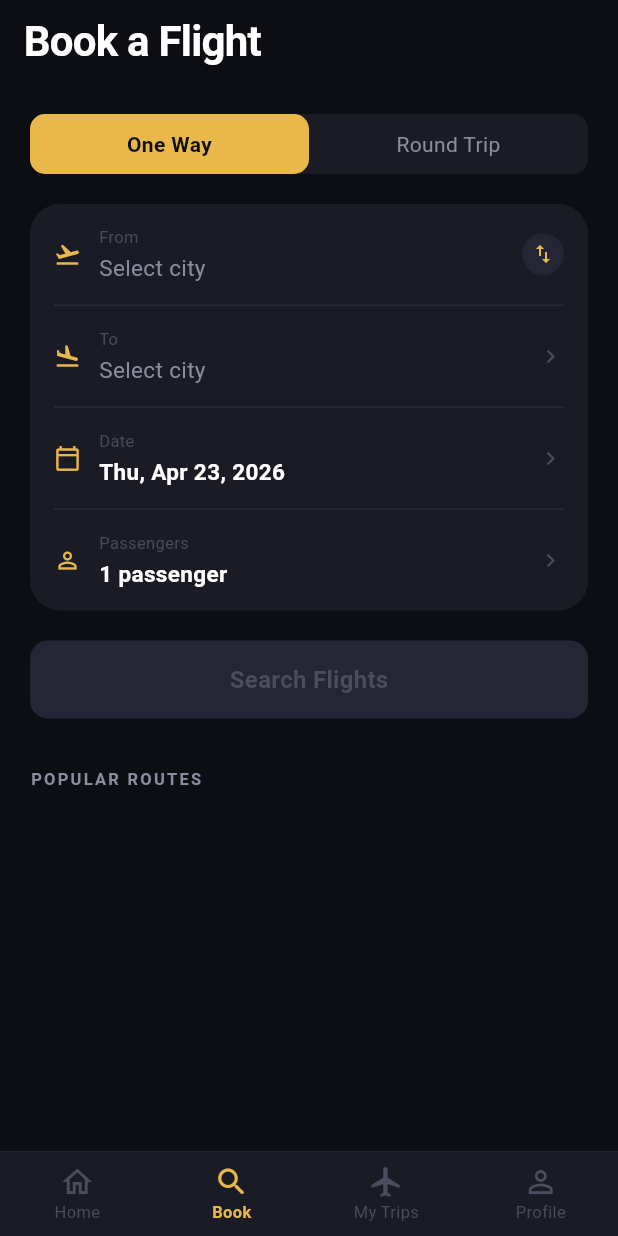
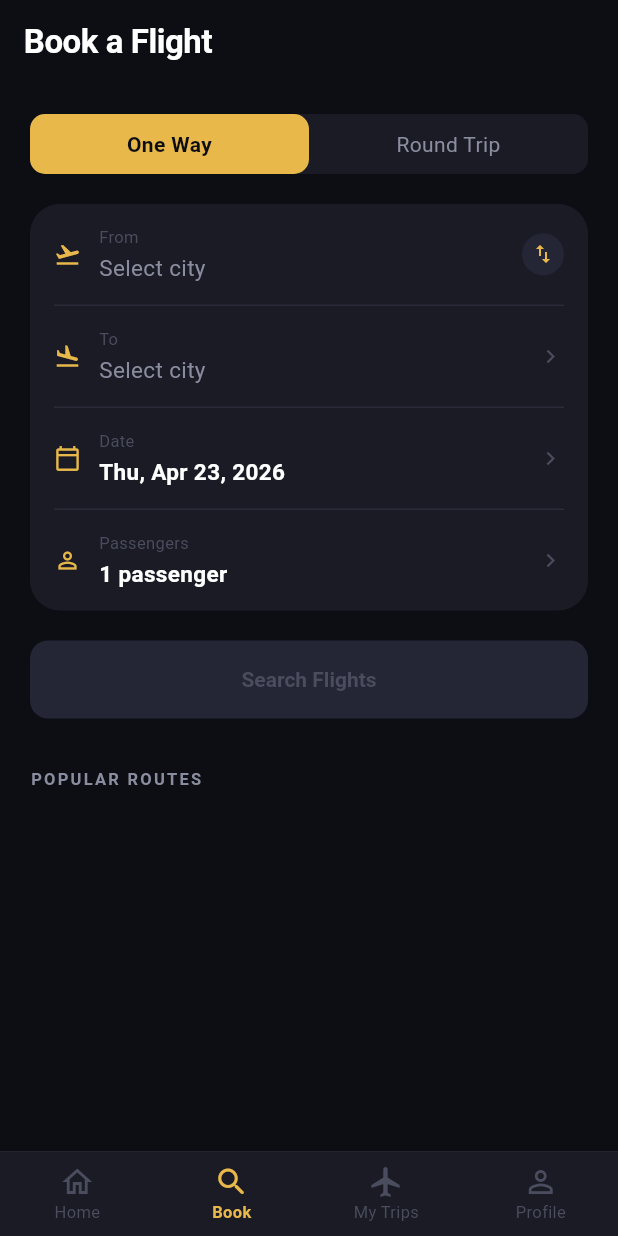
Before and after one commit to jz709u/jsx-test-copy, a Flutter app: the screen it shows after launch, item 2 of the bottom bar chosen, on a phone screen of 412 x 824 dp. Run offline on Flutter 3.47's test engine with Material 3 defaults, Android fonts, the phone set to English and light mode, and no system bars; our stand-ins replace flutter_animate, flutter_riverpod, sensors_plus, supabase_flutter; missing offline and left inert: home_widget; accounts and stored records are empty.

Commit message:
Add AppSpacing, AppRadius, AppTextStyles token classes
Extend app_theme.dart with three const token classes:
- AppSpacing: xs–x4l scale plus semantic aliases (cardPadding, screenPadding, etc.)
- AppRadius: xs–xl scale plus semantic aliases (card, sheet, badge, chip, etc.)
- AppTextStyles: 14 named styles (display → label) plus mono for IDs/codes

AppTheme.dark now references tokens instead of hardcoded values and
wires all 14 styles into TextTheme for Theme.of(context).textTheme access.

Co-Authored-By: Claude Sonnet 4.6 <noreply@anthropic.com>

```diff
--- a/lib/core/theme/app_theme.dart
+++ b/lib/core/theme/app_theme.dart
@@ -1,19 +1,101 @@
 import 'package:flutter/material.dart';
 
+// ── Colors ────────────────────────────────────────────────────────────────────
+
 class AppColors {
-  static const background = Color(0xFF0D0E14);
-  static const surface = Color(0xFF1A1B25);
-  static const surfaceElevated = Color(0xFF242535);
-  static const gold = Color(0xFFE8B84B);
-  static const goldLight = Color(0xFFF5CC6E);
-  static const white = Color(0xFFFFFFFF);
-  static const textSecondary = Color(0xFF8A8D9F);
-  static const textMuted = Color(0xFF4A4D5E);
-  static const divider = Color(0xFF2A2B38);
-  static const success = Color(0xFF4CAF82);
-  static const warning = Color(0xFFFF9F43);
-  static const error = Color(0xFFFF6B6B);
+  // Backgrounds
+  static const background     = Color(0xFF0D0E14);
+  static const surface        = Color(0xFF1A1B25);
+  static const surfaceElevated= Color(0xFF242535);
+
+  // Brand
+  static const gold           = Color(0xFFE8B84B);
+  static const goldLight      = Color(0xFFF5CC6E);
+
+  // Text
+  static const white          = Color(0xFFFFFFFF);
+  static const textSecondary  = Color(0xFF8A8D9F);
+  static const textMuted      = Color(0xFF4A4D5E);
+
+  // Structural
+  static const divider        = Color(0xFF2A2B38);
+
+  // Semantic
+  static const success        = Color(0xFF4CAF82);
+  static const warning        = Color(0xFFFF9F43);
+  static const error          = Color(0xFFFF6B6B);
 }
+
+// ── Spacing ───────────────────────────────────────────────────────────────────
+
+class AppSpacing {
+  static const double xs  = 4;
+  static const double sm  = 8;
+  static const double md  = 12;
+  static const double lg  = 16;
+  static const double xl  = 20;
+  static const double xxl = 24;
+  static const double x3l = 32;
+  static const double x4l = 40;
+
+  // Semantic aliases
+  static const double cardPadding    = lg;     // 16
+  static const double screenPadding  = xl;     // 20
+  static const double sectionGap     = x3l;    // 32
+  static const double itemGap        = md;     // 12
+}
+
+// ── Border Radii ─────────────────────────────────────────────────────────────
+
+class AppRadius {
+  static const double xs  = 6;
+  static const double sm  = 8;
+  static const double md  = 12;
+  static const double lg  = 16;
+  static const double xl  = 20;
+  static const double full= 999;
+
+  // Semantic aliases
+  static const double card   = lg;   // 16
+  static const double sheet  = xl;   // 20
+  static const double badge  = xs;   // 6
+  static const double chip   = sm;   // 8
+  static const double button = md;   // 12
+  static const double input  = md;   // 12
+}
+
+// ── Text Styles ───────────────────────────────────────────────────────────────
+
+class AppTextStyles {
+  // Display
+  static const displayLarge  = TextStyle(color: AppColors.white, fontSize: 40, fontWeight: FontWeight.w800, letterSpacing: -1.0);
+  static const displayMedium = TextStyle(color: AppColors.white, fontSize: 32, fontWeight: FontWeight.w700, letterSpacing: -0.5);
+
+  // Headlines
+  static const headlineLarge  = TextStyle(color: AppColors.white, fontSize: 22, fontWeight: FontWeight.w700, letterSpacing: -0.3);
+  static const headlineMedium = TextStyle(color: AppColors.white, fontSize: 18, fontWeight: FontWeight.w600);
+  static const headlineSmall  = TextStyle(color: AppColors.white, fontSize: 16, fontWeight: FontWeight.w600);
+
+  // Titles
+  static const titleLarge  = TextStyle(color: AppColors.white, fontSize: 15, fontWeight: FontWeight.w600);
+  static const titleMedium = TextStyle(color: AppColors.white, fontSize: 14, fontWeight: FontWeight.w600);
+  static const titleSmall  = TextStyle(color: AppColors.white, fontSize: 13, fontWeight: FontWeight.w600);
+
+  // Body
+  static const bodyLarge  = TextStyle(color: AppColors.white,         fontSize: 16);
+  static const bodyMedium = TextStyle(color: AppColors.textSecondary,  fontSize: 14);
+  static const bodySmall  = TextStyle(color: AppColors.textMuted,      fontSize: 12);
+
+  // Labels
+  static const labelLarge  = TextStyle(color: AppColors.white,        fontSize: 14, fontWeight: FontWeight.w600);
+  static const labelMedium = TextStyle(color: AppColors.textSecondary, fontSize: 12, fontWeight: FontWeight.w500);
+  static const labelSmall  = TextStyle(color: AppColors.textMuted,     fontSize: 11, fontWeight: FontWeight.w500);
+
+  // Mono (confirmation codes, IDs)
+  static const mono = TextStyle(color: AppColors.textSecondary, fontSize: 12, fontWeight: FontWeight.w600, fontFamily: 'monospace');
+}
+
+// ── Theme ─────────────────────────────────────────────────────────────────────
 
 class AppTheme {
   static ThemeData get dark => ThemeData(
@@ -32,12 +114,7 @@ class AppTheme {
           foregroundColor: AppColors.white,
           elevation: 0,
           centerTitle: false,
-          titleTextStyle: TextStyle(
-            color: AppColors.white,
-            fontSize: 28,
-            fontWeight: FontWeight.w700,
-            letterSpacing: -0.5,
-          ),
+          titleTextStyle: AppTextStyles.headlineLarge,
         ),
         bottomNavigationBarTheme: const BottomNavigationBarThemeData(
           backgroundColor: AppColors.surface,
@@ -51,38 +128,55 @@ class AppTheme {
         cardTheme: CardTheme(
           color: AppColors.surface,
           elevation: 0,
-          shape: RoundedRectangleBorder(borderRadius: BorderRadius.circular(16)),
+          shape: RoundedRectangleBorder(
+            borderRadius: BorderRadius.circular(AppRadius.card),
+          ),
           margin: EdgeInsets.zero,
         ),
         inputDecorationTheme: InputDecorationTheme(
           filled: true,
           fillColor: AppColors.surface,
           border: OutlineInputBorder(
-            borderRadius: BorderRadius.circular(12),
+            borderRadius: BorderRadius.circular(AppRadius.input),
             borderSide: BorderSide.none,
           ),
-          hintStyle: const TextStyle(color: AppColors.textMuted),
-          contentPadding: const EdgeInsets.symmetric(horizontal: 16, vertical: 14),
+          hintStyle: AppTextStyles.bodySmall,
+          contentPadding: const EdgeInsets.symmetric(
+            horizontal: AppSpacing.lg,
+            vertical: AppSpacing.md,
+          ),
         ),
         elevatedButtonTheme: ElevatedButtonThemeData(
           style: ElevatedButton.styleFrom(
             backgroundColor: AppColors.gold,
             foregroundColor: AppColors.background,
             minimumSize: const Size(double.infinity, 52),
-            shape: RoundedRectangleBorder(borderRadius: BorderRadius.circular(12)),
-            textStyle: const TextStyle(fontSize: 16, fontWeight: FontWeight.w700, letterSpacing: 0.2),
+            shape: RoundedRectangleBorder(
+              borderRadius: BorderRadius.circular(AppRadius.button),
+            ),
+            textStyle: AppTextStyles.labelLarge,
           ),
         ),
-        dividerTheme: const DividerThemeData(color: AppColors.divider, thickness: 1, space: 1),
+        dividerTheme: const DividerThemeData(
+          color: AppColors.divider,
+          thickness: 1,
+          space: 1,
+        ),
         textTheme: const TextTheme(
-          headlineLarge: TextStyle(color: AppColors.white, fontSize: 22, fontWeight: FontWeight.w700, letterSpacing: -0.3),
-          headlineMedium: TextStyle(color: AppColors.white, fontSize: 18, fontWeight: FontWeight.w600),
-          titleLarge: TextStyle(color: AppColors.white, fontSize: 16, fontWeight: FontWeight.w600),
-          titleMedium: TextStyle(color: AppColors.white, fontSize: 14, fontWeight: FontWeight.w600),
-          bodyLarge: TextStyle(color: AppColors.white, fontSize: 16),
-          bodyMedium: TextStyle(color: AppColors.textSecondary, fontSize: 14),
-          bodySmall: TextStyle(color: AppColors.textMuted, fontSize: 12),
-          labelLarge: TextStyle(color: AppColors.white, fontSize: 14, fontWeight: FontWeight.w600),
+          displayLarge:   AppTextStyles.displayLarge,
+          displayMedium:  AppTextStyles.displayMedium,
+          headlineLarge:  AppTextStyles.headlineLarge,
+          headlineMedium: AppTextStyles.headlineMedium,
+          headlineSmall:  AppTextStyles.headlineSmall,
+          titleLarge:     AppTextStyles.titleLarge,
+          titleMedium:    AppTextStyles.titleMedium,
+          titleSmall:     AppTextStyles.titleSmall,
+          bodyLarge:      AppTextStyles.bodyLarge,
+          bodyMedium:     AppTextStyles.bodyMedium,
+          bodySmall:      AppTextStyles.bodySmall,
+          labelLarge:     AppTextStyles.labelLarge,
+          labelMedium:    AppTextStyles.labelMedium,
+          labelSmall:     AppTextStyles.labelSmall,
         ),
       );
 }
```
